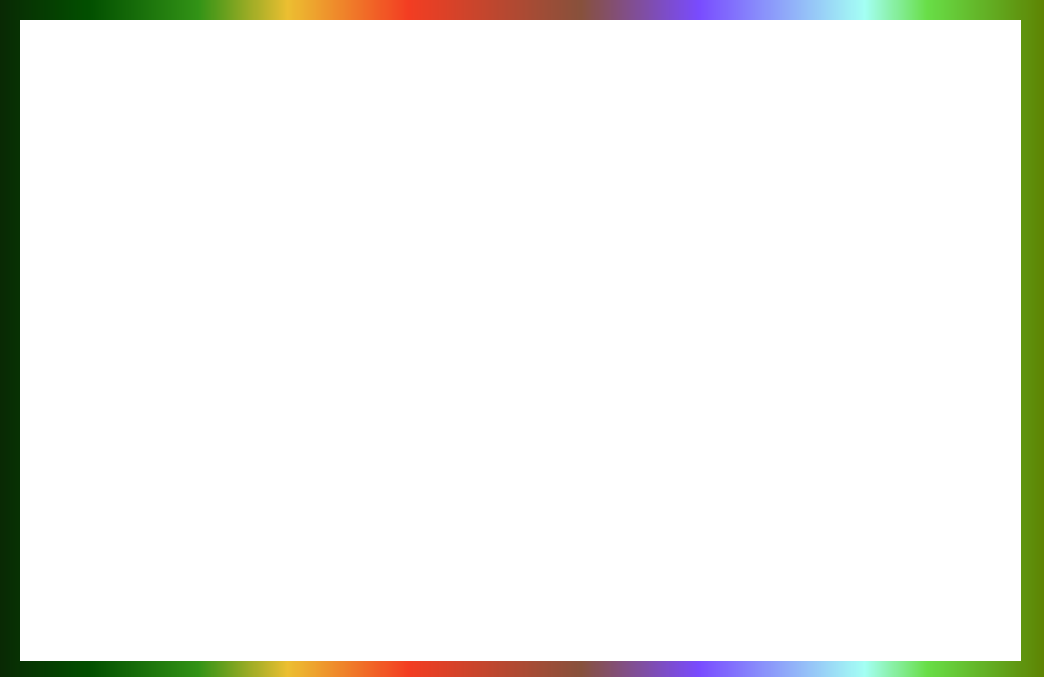
popInNotOut/nightmare-survival-simulator, file code/gamewindow.ui: the form before one commit.
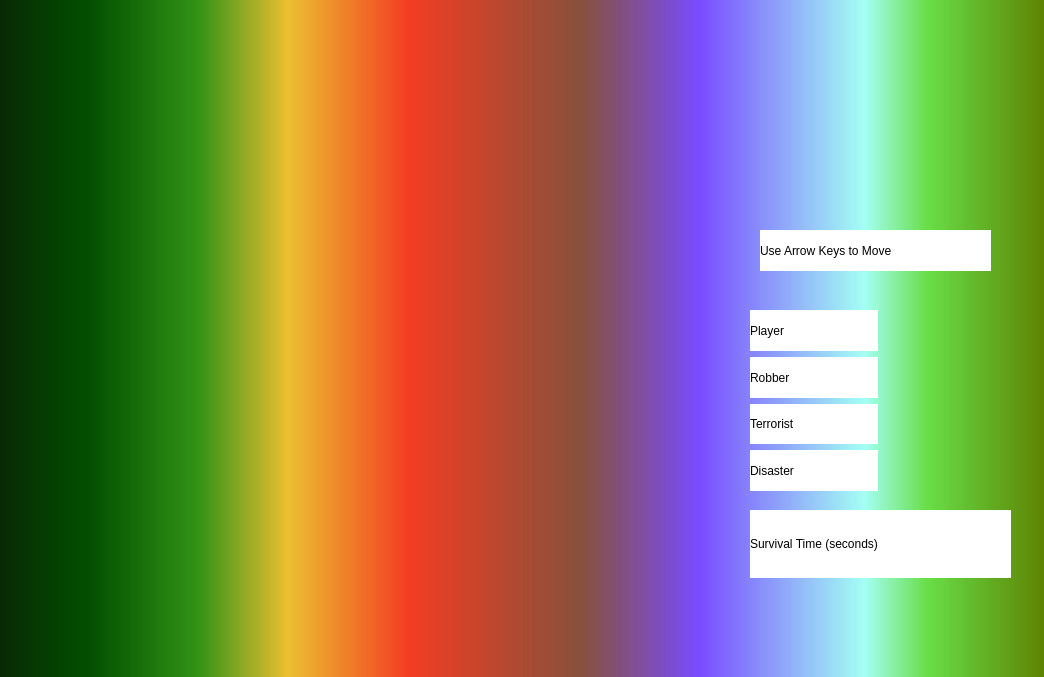
The form after the commit. The open tabs and pages were chosen to show the change. Icons and pictures are not drawn.

Commit message: Implemented movements of simulation entities

What changed in the file:
```diff
--- a/code/gamewindow.ui
+++ b/code/gamewindow.ui
@@ -515,9 +515,249 @@
    <widget class="QWidget" name="simulationPage">
     <property name="styleSheet">
      <string notr="true">QWidget#simulationPage{
-	background-color: white;
+	background-image: url(:/img/img/simulationPageBackground.jpg);
 }</string>
     </property>
+    <widget class="QWidget" name="gridLayoutWidget_2">
+     <property name="geometry">
+      <rect>
+       <x>10</x>
+       <y>10</y>
+       <width>711</width>
+       <height>621</height>
+      </rect>
+     </property>
+     <layout class="QGridLayout" name="simulationGrid"/>
+    </widget>
+    <widget class="QWidget" name="verticalLayoutWidget_3">
+     <property name="geometry">
+      <rect>
+       <x>730</x>
+       <y>290</y>
+       <width>261</width>
+       <height>181</height>
+      </rect>
+     </property>
+     <layout class="QVBoxLayout" name="entityInformationVerticalLayout">
+      <item>
+       <layout class="QHBoxLayout" name="horizontalLayout_9">
+        <item>
+         <widget class="QLabel" name="playerLabel">
+          <property name="styleSheet">
+           <string notr="true">QLabel#playerLabel{
+	background-color: white;
+	font: 600 9pt &quot;Segoe UI Semibold&quot;;
+	qproperty-alignment: AlignCenter;
+}</string>
+          </property>
+          <property name="text">
+           <string>Player</string>
+          </property>
+         </widget>
+        </item>
+        <item>
+         <widget class="QLabel" name="playerImageLabel">
+          <property name="text">
+           <string/>
+          </property>
+         </widget>
+        </item>
+       </layout>
+      </item>
+      <item>
+       <layout class="QHBoxLayout" name="horizontalLayout_10">
+        <item>
+         <widget class="QLabel" name="robberLabel">
+          <property name="styleSheet">
+           <string notr="true">QLabel#robberLabel{
+	background-color: white;
+	font: 600 9pt &quot;Segoe UI Semibold&quot;;
+	qproperty-alignment: AlignCenter;
+}</string>
+          </property>
+          <property name="text">
+           <string>Robber</string>
+          </property>
+         </widget>
+        </item>
+        <item>
+         <widget class="QLabel" name="robberImageLabel">
+          <property name="text">
+           <string/>
+          </property>
+         </widget>
+        </item>
+       </layout>
+      </item>
+      <item>
+       <layout class="QHBoxLayout" name="horizontalLayout_11">
+        <item>
+         <widget class="QLabel" name="terroristLabel">
+          <property name="styleSheet">
+           <string notr="true">QLabel#terroristLabel{
+	background-color: white;
+	font: 600 9pt &quot;Segoe UI Semibold&quot;;
+	qproperty-alignment: AlignCenter;
+}</string>
+          </property>
+          <property name="text">
+           <string>Terrorist</string>
+          </property>
+         </widget>
+        </item>
+        <item>
+         <widget class="QLabel" name="terroristImageLabel">
+          <property name="text">
+           <string/>
+          </property>
+         </widget>
+        </item>
+       </layout>
+      </item>
+      <item>
+       <layout class="QHBoxLayout" name="horizontalLayout_12">
+        <item>
+         <widget class="QLabel" name="disasterLabel">
+          <property name="styleSheet">
+           <string notr="true">QLabel#disasterLabel{
+	background-color: white;
+	font: 600 9pt &quot;Segoe UI Semibold&quot;;
+	qproperty-alignment: AlignCenter;
+}</string>
+          </property>
+          <property name="text">
+           <string>Disaster</string>
+          </property>
+         </widget>
+        </item>
+        <item>
+         <widget class="QLabel" name="disasterImageLabel">
+          <property name="text">
+           <string/>
+          </property>
+         </widget>
+        </item>
+       </layout>
+      </item>
+     </layout>
+    </widget>
+    <widget class="QWidget" name="verticalLayoutWidget_4">
+     <property name="geometry">
+      <rect>
+       <x>730</x>
+       <y>490</y>
+       <width>261</width>
+       <height>141</height>
+      </rect>
+     </property>
+     <layout class="QVBoxLayout" name="survivalTimeVerticalLayout">
+      <item>
+       <widget class="QLabel" name="survivalTimeDisplayLabel">
+        <property name="styleSheet">
+         <string notr="true">QLabel#survivalTimeDisplayLabel{
+	background-color: white;
+	font: 600 14pt &quot;Segoe UI Semibold&quot;;
+	qproperty-alignment: AlignCenter;
+}</string>
+        </property>
+        <property name="text">
+         <string>Survival Time (seconds)</string>
+        </property>
+       </widget>
+      </item>
+      <item>
+       <widget class="QLabel" name="survivalTimeLabel">
+        <property name="text">
+         <string/>
+        </property>
+       </widget>
+      </item>
+     </layout>
+    </widget>
+    <widget class="QLabel" name="upArrowKeyLabel">
+     <property name="geometry">
+      <rect>
+       <x>810</x>
+       <y>40</y>
+       <width>61</width>
+       <height>55</height>
+      </rect>
+     </property>
+     <property name="text">
+      <string/>
+     </property>
+     <property name="scaledContents">
+      <bool>false</bool>
+     </property>
+    </widget>
+    <widget class="QLabel" name="leftArrowKeyLabel">
+     <property name="geometry">
+      <rect>
+       <x>740</x>
+       <y>90</y>
+       <width>62</width>
+       <height>55</height>
+      </rect>
+     </property>
+     <property name="text">
+      <string/>
+     </property>
+     <property name="scaledContents">
+      <bool>false</bool>
+     </property>
+    </widget>
+    <widget class="QLabel" name="downArrowKeyLabel">
+     <property name="geometry">
+      <rect>
+       <x>810</x>
+       <y>140</y>
+       <width>61</width>
+       <height>55</height>
+      </rect>
+     </property>
+     <property name="text">
+      <string/>
+     </property>
+     <property name="scaledContents">
+      <bool>false</bool>
+     </property>
+    </widget>
+    <widget class="QLabel" name="rightArrowKeyLabel">
+     <property name="geometry">
+      <rect>
+       <x>860</x>
+       <y>90</y>
+       <width>62</width>
+       <height>55</height>
+      </rect>
+     </property>
+     <property name="text">
+      <string/>
+     </property>
+     <property name="scaledContents">
+      <bool>false</bool>
+     </property>
+    </widget>
+    <widget class="QLabel" name="useArrowKeysToMoveLabel">
+     <property name="geometry">
+      <rect>
+       <x>740</x>
+       <y>210</y>
+       <width>231</width>
+       <height>41</height>
+      </rect>
+     </property>
+     <property name="styleSheet">
+      <string notr="true">QLabel#useArrowKeysToMoveLabel{
+	background-color: white;
+	font: 600 11pt &quot;Segoe UI Semibold&quot;;
+	qproperty-alignment: AlignCenter;
+}</string>
+     </property>
+     <property name="text">
+      <string>Use Arrow Keys to Move</string>
+     </property>
+    </widget>
    </widget>
    <widget class="QWidget" name="gameOverPage">
     <property name="styleSheet">
```
Left out of the diff: 16 changed lines with no effect on the pictures. The commit also changes 25 other files.
